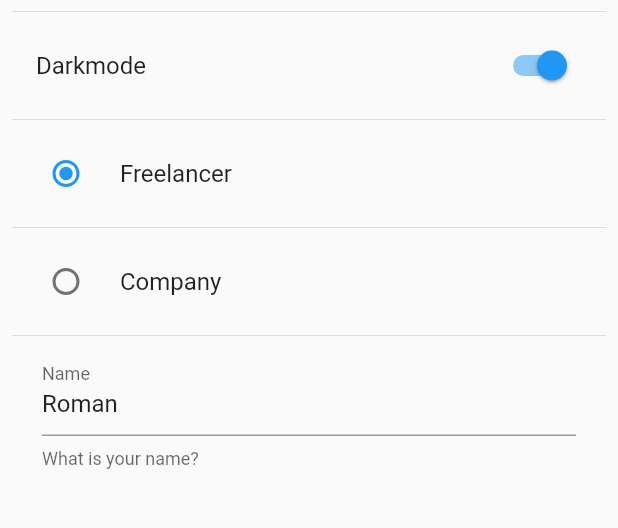
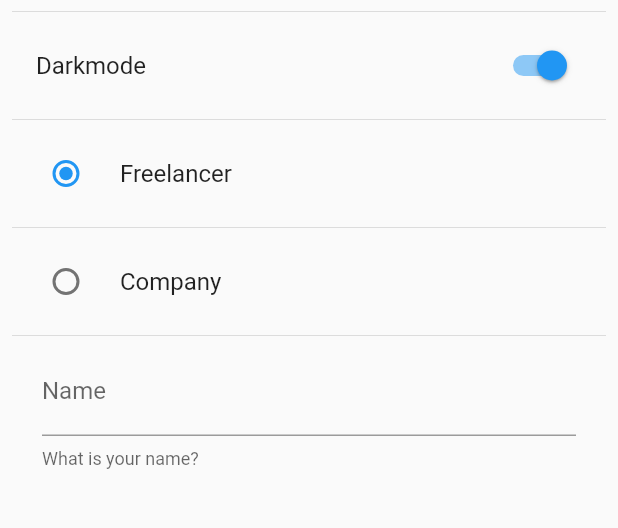
Before and after one commit to GitRockie/minka-design-app, a Flutter app: the SettingsScreen screen opened by its route, after a tap on "Darkmode", on a phone screen of 412 x 824 dp, the part 176-704 px from its top. Run offline on Flutter 3.47's test engine with Material 2 defaults, Android fonts, the phone set to English and light mode, and no system bars; our stand-ins replace google_maps_flutter, shared_preferences, sqflite; missing offline and left inert: flutter_barcode_scanner; accounts and stored records are empty.

Commit message:
Preferences continues
getters/setters for class Preferences getInt/setInt, getString/setString
Setting preferences on screens

```diff
--- a/lib/main.dart
+++ b/lib/main.dart
@@ -38,7 +38,7 @@ class MyApp extends StatelessWidget {
           BasicDesignScreen.routerName: (_) => const BasicDesignScreen(),
           ScrollDesignScreen.routerName: (_) => const ScrollDesignScreen(),
         },
-        theme: ThemeData.light(),
+        theme: Preferences.isDarkmode ? ThemeData.dark() : ThemeData.light(),
       ),
     );
   }
--- a/lib/source/screens/settings_screen.dart
+++ b/lib/source/screens/settings_screen.dart
@@ -1,4 +1,5 @@
 import 'package:flutter/material.dart';
+import 'package:minka_design_app/source/share_preferences/preferences.dart';
 import 'package:minka_design_app/source/widgets/side_menu.dart';
 
 class SettingsScreen extends StatefulWidget {
@@ -11,9 +12,9 @@ class SettingsScreen extends StatefulWidget {
 }
 
 class _SettingsScreenState extends State<SettingsScreen> {
-  bool isDarkMode = false;
-  int role = 1;
-  String name = 'Mauricio';
+  //bool isDarkMode = false;
+  //int role = 1;
+  //String name = 'Mauricio';
 
   @override
   Widget build(BuildContext context) {
@@ -35,28 +36,28 @@ class _SettingsScreenState extends State<SettingsScreen> {
                 ),
                 const Divider(),
                 SwitchListTile.adaptive(
-                    value: isDarkMode,
+                    value: Preferences.isDarkmode,
                     title: const Text('Darkmode'),
                     onChanged: (value) {
-                      isDarkMode = value;
+                      Preferences.isDarkmode = value;
                       setState(() {});
                     }),
                 const Divider(),
                 RadioListTile<int>(
                     value: 1,
-                    groupValue: role,
+                    groupValue: Preferences.role,
                     title: const Text(('Freelancer')),
                     onChanged: (value) {
-                      role = value ?? 1;
+                      Preferences.role = value ?? 1;
                       setState(() {});
                     }),
                 const Divider(),
                 RadioListTile<int>(
                     value: 2,
-                    groupValue: role,
+                    groupValue: Preferences.role,
                     title: const Text(('Company')),
                     onChanged: (value) {
-                      role = value ?? 2;
+                      Preferences.role = value ?? 2;
                       setState(() {});
                     }),
                 const Divider(),
@@ -64,10 +65,10 @@ class _SettingsScreenState extends State<SettingsScreen> {
                   padding: const EdgeInsets.symmetric(horizontal: 20),
                   child: TextFormField(
                     onChanged: (value) {
-                      name = value;
+                      Preferences.name = value;
                       setState(() {});
                     },
-                    initialValue: 'Roman',
+                    initialValue: Preferences.name,
                     decoration: const InputDecoration(
                         labelText: 'Name', helperText: 'What is your name?'),
                   ),
--- a/lib/source/share_preferences/preferences.dart
+++ b/lib/source/share_preferences/preferences.dart
@@ -10,4 +10,31 @@ class Preferences {
   static Future init() async {
     _prefs = await SharedPreferences.getInstance();
   }
+
+  static String get name {
+    return _prefs.getString('name') ?? _name;
+  }
+
+  static set name(String name) {
+    _name = name;
+    _prefs.setString('name', name);
+  }
+
+  static bool get isDarkmode {
+    return _prefs.getBool('isDarkmode') ?? _isDarkmode;
+  }
+
+  static set isDarkmode(bool value) {
+    _isDarkmode = value;
+    _prefs.setBool('isDarkmode', value);
+  }
+
+  static int get role {
+    return _prefs.getInt('role') ?? _role;
+  }
+
+  static set role(int value) {
+    _role = value;
+    _prefs.setInt('role', value);
+  }
 }
```
Also changed, not shown: lib/source/screens/preferences_screen.dart (+8 -7 lines).
